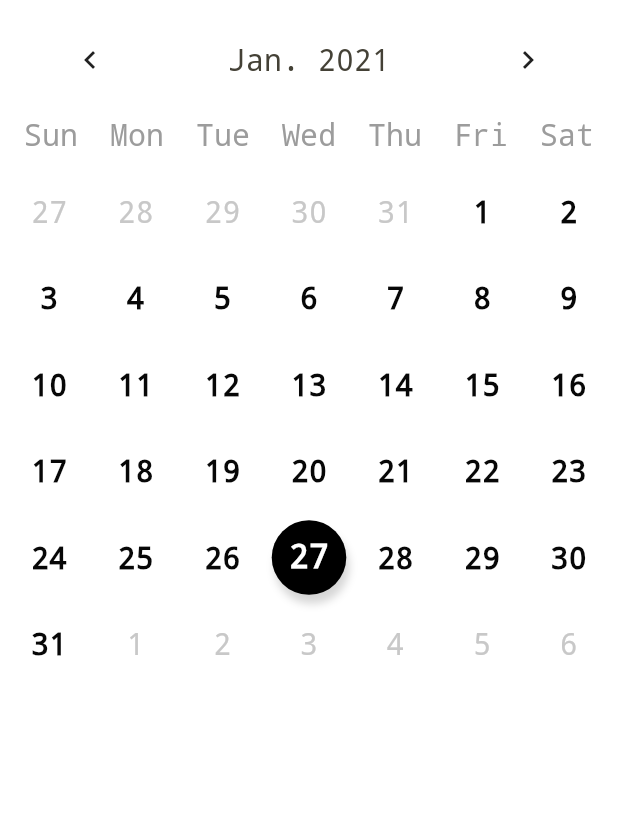
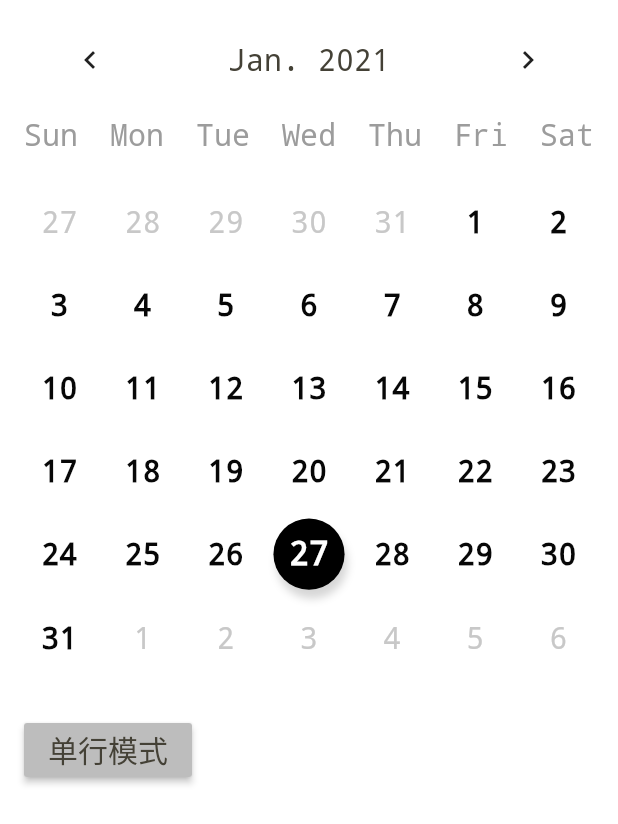
Before and after one commit to acumen1005/flutter_calendar, a Flutter app: the screen it shows after launch, after a tap on the "keyboard arrow left" icon, after a tap on the "keyboard arrow right" icon, on a phone screen of 412 x 824 dp. Shown: the top 824 px of the screen. Run offline on Flutter 3.47's test engine with Material 2 defaults, Android fonts, the phone set to English and light mode, and no system bars.

Commit message:
add singleline(week) mode

```diff
--- a/calendar/lib/dateHelper.dart
+++ b/calendar/lib/dateHelper.dart
@@ -32,11 +32,23 @@ class DateHelper {
     return date;
   }
 
+  /// 上周
+  static DateTime previousWeek(DateTime dateTime) {
+    final previousDate = dateTime.subtract(Duration(days: 7));
+    return previousDate;
+  }
+
+  /// 上周
+  static DateTime nextWeek(DateTime dateTime) {
+    final nextDate = dateTime.add(Duration(days: 7));
+    return nextDate;
+  }
+
   /// 上一个月
   static DateTime previousMonth(DateTime dateTime) {
     final date = dateTimeOfFirstDayInMonth(dateTime);
     final previousDate = date.subtract(Duration(days: 1));
-    if (previousDate.month == now().month) {
+    if (previousDate.month == now().month && previousDate.year == now().year) {
       return now();
     }
     return dateTimeOfFirstDayInMonth(previousDate);
@@ -47,13 +59,13 @@ class DateHelper {
     final date = dateTimeOfFirstDayInMonth(dateTime);
     final daysCount = daysCountOfMonth(dateTime);
     final nextDate = date.add(Duration(days: daysCount));
-    if (nextDate.month == now().month) {
+    print(nextDate);
+    if (nextDate.month == now().month && nextDate.year == now().year) {
       return now();
     }
     return dateTimeOfFirstDayInMonth(nextDate);
   }
 
-/// 下一个月
   static DateTime dateTimeOfFirstDayInMonth(DateTime dateTime) {
     final year = dateTime.year;
     final month = dateTime.month;
--- a/calendar/lib/main.dart
+++ b/calendar/lib/main.dart
@@ -49,10 +49,19 @@ class MyHomePage extends StatefulWidget {
 class _MyHomePageState extends State<MyHomePage> {
 
   final weekLabels = ['Sun', 'Mon', 'Tue', 'Wed', 'Thu', 'Fri', 'Sat'];
+  final daysCountInWeek = 7;
+
+  var totalGridCount = 42;
 
   DateTime curDateTime;
 
   DateTime selectedDateTime;
+
+  ScrollController scrollController;
+
+  double lastScrollPosition = 0.0;
+
+  bool isSinglelineMode = false;
 
   @override
   void initState() {
@@ -60,20 +69,59 @@ class _MyHomePageState extends State<MyHomePage> {
     curDateTime = DateTime.now();
     selectedDateTime = curDateTime;
     print('dateTime: ${DateTime.now().weekday}');
+
+    scrollController = new ScrollController()
+      ..addListener(_scrollListener);
+  }
+
+  int getRowCurDay(DateTime dateTime) {
+    final weekIndex = DateHelper.weekIndexOfFirstDayInMonth(this.curDateTime);
+    final dayCount = weekIndex + dateTime.day;
+    print('dayCount = $dayCount');
+    return dayCount ~/ 7;
+  }
+
+  int getGridCount(DateTime dateTime) {
+    final weekIndex = DateHelper.weekIndexOfFirstDayInMonth(this.curDateTime);
+    final monthDaysCount = DateHelper.daysCountOfMonth(this.curDateTime);
+    int lastAndCurDays = weekIndex + monthDaysCount;
+    final dayCount = lastAndCurDays > 35 ? 42 : 35;
+    if (weekIndex < 7) {
+      return dayCount;
+    } else {
+      return dayCount - 7;
+    }
+  }
+
+  void _scrollListener() {
+    double offset = scrollController.offset;
+    bool isScrollDown = lastScrollPosition < offset;
+    lastScrollPosition = scrollController.offset;
+    print('scroll direction: ${isScrollDown}');
   }
 
   void _onDidClickLeft() {
-    print('click left');
     setState(() {
-      this.curDateTime = DateHelper.previousMonth(this.curDateTime);
+      if (isSinglelineMode) {
+        this.curDateTime = DateHelper.previousWeek(this.curDateTime);
+      } else {
+        this.curDateTime = DateHelper.previousMonth(this.curDateTime);
+      }
+      this.totalGridCount = getGridCount(this.curDateTime);
     });
+    print('click left: ${this.curDateTime}');
   }
 
   void _onDidClickRight() {
-    print('click right');
     setState(() {
-      this.curDateTime = DateHelper.nextMonth(this.curDateTime);
+      if (isSinglelineMode) {
+        this.curDateTime = DateHelper.nextWeek(this.curDateTime);
+      } else {
+        this.curDateTime = DateHelper.nextMonth(this.curDateTime);
+      }
+      this.totalGridCount = getGridCount(this.curDateTime);
     });
+    print('click right: ${this.curDateTime}');
   }
 
   @override
@@ -141,16 +189,20 @@ class _MyHomePageState extends State<MyHomePage> {
               ),
             ),
             SizedBox(
-              height: screenHeight - 300,
+              height: screenHeight - 480,
               child: GridView.builder(
-                physics: NeverScrollableScrollPhysics(),
-                itemCount: 42,
+                controller: scrollController,
+                padding: EdgeInsets.all(8),
+                physics: AlwaysScrollableScrollPhysics(),
+                itemCount: isSinglelineMode ? 7 : this.totalGridCount,
+                // itemCount: this.totalGridCount,
                 itemBuilder: (context, index) {
                   return LayoutBuilder(
                     builder: (context, constraints) {
                       final itemWidth = constraints.maxWidth;
-                      BoxShadow boxShadow = null;
+                      BoxShadow boxShadow;
                       Color itemBgColor = Colors.transparent;
+                      // Color itemBgColor = Colors.yellow[900];
                       TextStyle textStyle = TextStyle(
                         color: Color(0xFF070707),
                         fontWeight: FontWeight.w600,
@@ -159,10 +211,14 @@ class _MyHomePageState extends State<MyHomePage> {
                       );
                       int dayText = 0;
                       final now = this.curDateTime;
-                      final weekIndex = DateHelper.weekIndexOfFirstDayInMonth(now);
+                      final weekIndex = DateHelper.weekIndexOfFirstDayInMonth(now) % daysCountInWeek;
                       final monthDaysCount = DateHelper.daysCountOfMonth(now);
                       final lastMonthDaysCount = DateHelper.daysCountOfPreviousMonth(now);
-                      if (index < 7 && index < weekIndex)  {
+                      if (isSinglelineMode) {
+                        final row = getRowCurDay(now);
+                        index = index + row * daysCountInWeek;
+                      }
+                      if (index < weekIndex)  {
                         dayText = lastMonthDaysCount - (weekIndex - 1 - index);
                         textStyle = textStyle.merge(TextStyle(
                           color: Color(0xFFC8C8C8),
@@ -185,6 +241,7 @@ class _MyHomePageState extends State<MyHomePage> {
                             );
                           }
                         } else {
+                          // 超出当月的日期
                           dayText = day - (monthDaysCount);
                           textStyle = textStyle.merge(TextStyle(
                             color: Color(0xFFC8C8C8),
@@ -198,6 +255,7 @@ class _MyHomePageState extends State<MyHomePage> {
                           final updateDay = index - weekIndex + 1;
                           setState(() {
                             this.curDateTime = DateHelper.updateDay(this.curDateTime, updateDay);
+                            this.totalGridCount = getGridCount(this.curDateTime);
                           });
 
                         },
@@ -223,6 +281,32 @@ class _MyHomePageState extends State<MyHomePage> {
                   mainAxisSpacing: 8
                 ),
               ),
+            ),
+            SizedBox(
+              height: 80,
+              child: Padding(
+                padding: EdgeInsets.all(8),
+                child: Row(
+                  children: [
+                    RaisedButton(
+                      child: Text('单行模式',
+                        style: TextStyle(
+                          fontSize: 20,
+                          decoration: TextDecoration.none,
+                          fontWeight: FontWeight.w500,
+                          color: Color(0xFF444136)
+                        )
+                      ),
+                      color: !isSinglelineMode ? Colors.grey[400] : Colors.grey,
+                      onPressed: () {
+                        setState(() {
+                          isSinglelineMode = !isSinglelineMode;
+                        });
+                      },
+                    )
+                  ]
+                )
+              )
             )
           ],
         )
```
